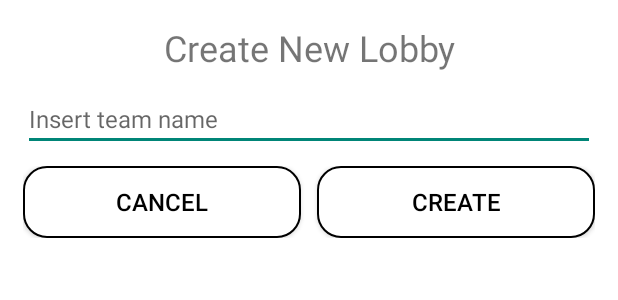
After one commit to FranciscoBugalho/AMov_TP2, an Android app: the layout alert_dialog_create_lobby.xml on its own in the app's theme, with its tools: preview values and no code run, on a phone screen of 412 x 824 dp. The commit adds this screen. Shown: the top 300 px of the screen. Run offline under Robolectric (Android 15) with nearby library versions, the phone set to English and light mode, and no system bars.

Commit message:
Comunicação e nome da equipa

```diff
--- a/app/src/main/res/layout/activity_play_client.xml
+++ b/app/src/main/res/layout/activity_play_client.xml
@@ -16,7 +16,7 @@
         android:gravity="center"
         android:orientation="horizontal">
 
-        <!-- TextView with the team name -->
+        <!-- TextView for the team name -->
         <TextView
             android:id="@+id/tvTeamName"
             android:layout_width="wrap_content"
@@ -37,6 +37,7 @@
         android:id="@+id/clPlayersInformation"
         android:layout_width="match_parent"
         android:layout_height="match_parent"
+        android:padding="@dimen/ap_cl_players_padding"
         android:layout_marginTop="@dimen/ap_ll_players_margin_top"
         android:layout_marginBottom="@dimen/apc_ll_players_margin_bottom"
         android:background="@drawable/linear_layout_background">
@@ -61,6 +62,7 @@
             android:id="@+id/svPlayersInformation"
             android:layout_width="match_parent"
             android:layout_height="0dp"
+            android:layout_marginTop="@dimen/ap_sv_margin_top"
             app:layout_constraintBottom_toBottomOf="parent"
             app:layout_constraintTop_toBottomOf="@+id/tvPlayersText">
 
--- /dev/null
+++ b/app/src/main/res/layout/alert_dialog_create_lobby.xml
@@ -0,0 +1,68 @@
+<?xml version="1.0" encoding="utf-8"?>
+<LinearLayout xmlns:android="http://schemas.android.com/apk/res/android"
+    xmlns:tools="http://schemas.android.com/tools"
+    android:layout_width="match_parent"
+    android:layout_height="match_parent"
+    android:orientation="vertical"
+    android:background="@color/white"
+    android:elevation="@dimen/ad_cl_ll_main_elevation"
+    android:padding="@dimen/ad_cl_ll_main_padding">
+
+    <!-- TextView to display the dialog title. -->
+    <TextView
+        android:layout_width="match_parent"
+        android:layout_height="wrap_content"
+        android:text="@string/ad_create_new_lobby"
+        android:textSize="@dimen/ad_cl_tv_title_text_size"
+        android:textAlignment="center" />
+
+    <!-- EditText to user write the team name. -->
+    <EditText
+        android:id="@+id/etDialogTeamName"
+        android:layout_width="match_parent"
+        android:layout_height="wrap_content"
+        android:hint="@string/ad_insert_team_name"
+        android:inputType="text"
+        android:textSize="@dimen/ad_cl_et_text_size"
+        android:maxLines="1"
+        android:layout_marginTop="@dimen/ad_cl_et_margin_top"
+        android:importantForAutofill="no" />
+
+    <!-- LinearLayout to display the buttons. -->
+    <LinearLayout
+        android:layout_width="match_parent"
+        android:layout_height="wrap_content"
+        android:orientation="horizontal"
+        android:layout_marginTop="@dimen/ad_cl_ll_margin_top" >
+
+        <!-- Button Cancel. -->
+        <Button
+            android:id="@+id/btnCancel"
+            android:layout_width="match_parent"
+            android:layout_height="wrap_content"
+            android:layout_weight="1"
+            android:background="@drawable/menu_buttons"
+            android:text="@string/ad_cl_btn_cancel"
+            android:textColor="@color/black"
+            android:textSize="@dimen/ad_cl_btn_text_size"
+            android:layout_marginEnd="@dimen/ad_cl_btn_cancel_margin_end"
+            android:paddingHorizontal="@dimen/ad_cl_btn_padding_horizontal"
+            tools:ignore="ButtonStyle" />
+
+        <!-- Button Create. -->
+        <Button
+            android:id="@+id/btnCreate"
+            android:layout_width="match_parent"
+            android:layout_height="wrap_content"
+            android:layout_weight="1"
+            android:background="@drawable/menu_buttons"
+            android:text="@string/ad_cl_btn_create"
+            android:textColor="@color/black"
+            android:textSize="@dimen/ad_cl_btn_text_size"
+            android:layout_marginStart="@dimen/ad_cl_btn_create_margin_start"
+            android:paddingHorizontal="@dimen/ad_cl_btn_padding_horizontal"
+            tools:ignore="ButtonStyle" />
+
+    </LinearLayout>
+
+</LinearLayout>
--- a/app/src/main/res/values/dimens.xml
+++ b/app/src/main/res/values/dimens.xml
@@ -25,6 +25,8 @@
     <dimen name="ap_btn_padding_horizontal">20dp</dimen>
     <dimen name="ap_ll_players_padding_horizontal">8dp</dimen>
     <dimen name="ap_tv_ip_address_text_size">18sp</dimen>
+    <dimen name="ap_cl_players_padding">8dp</dimen>
+    <dimen name="ap_sv_margin_top">8dp</dimen>
     <dimen name="apc_ll_players_margin_bottom">10dp</dimen>
 
     <!-- Activity Scoreboard Dimensions. -->
@@ -66,5 +68,15 @@
     <dimen name="ad_jl_btn_connect_margin_start">5dp</dimen>
     <dimen name="ad_jl_ll_main_elevation">10dp</dimen>
     <dimen name="ad_jl_ll_main_padding">15dp</dimen>
+    <dimen name="ad_cl_ll_main_elevation">10dp</dimen>
+    <dimen name="ad_cl_ll_main_padding">15dp</dimen>
+    <dimen name="ad_cl_tv_title_text_size">24sp</dimen>
+    <dimen name="ad_cl_et_text_size">16sp</dimen>
+    <dimen name="ad_cl_et_margin_top">10dp</dimen>
+    <dimen name="ad_cl_ll_margin_top">10dp</dimen>
+    <dimen name="ad_cl_btn_text_size">16sp</dimen>
+    <dimen name="ad_cl_btn_cancel_margin_end">5dp</dimen>
+    <dimen name="ad_cl_btn_padding_horizontal">15dp</dimen>
+    <dimen name="ad_cl_btn_create_margin_start">5dp</dimen>
 
 </resources>
--- a/app/src/main/res/values/strings.xml
+++ b/app/src/main/res/values/strings.xml
@@ -19,4 +19,9 @@
     <string name="ad_jl_btn_cancel">Cancel</string>
     <string name="ad_jl_btn_connect">Connect</string>
     <string name="ad_jl_et_empty_error">You have to insert the server ip first!</string>
+    <string name="ad_create_new_lobby">Create New Lobby</string>
+    <string name="ad_insert_team_name">Insert team name</string>
+    <string name="ad_cl_btn_cancel">Cancel</string>
+    <string name="ad_cl_btn_create">Create</string>
+    <string name="ad_cl_et_empty_error">Should insert team name first!</string>
 </resources>
```
Also changed, not shown: app/src/main/java/pt/isec/amovtp2/geometrygo/activities/PlayActivity.kt (+34 -17 lines), app/src/main/java/pt/isec/amovtp2/geometrygo/data/GameController.kt (+71 -40 lines), app/src/main/java/pt/isec/amovtp2/geometrygo/data/Player.kt (+5 -5 lines), app/src/main/java/pt/isec/amovtp2/geometrygo/data/Team.kt (+18 -1 lines), app/src/main/java/pt/isec/amovtp2/geometrygo/fragments/AlertDialogCreateLobby.kt (added, +85 -0 lines), app/src/main/res/layout/activity_play.xml (+5 -18 lines), 1 other file.
